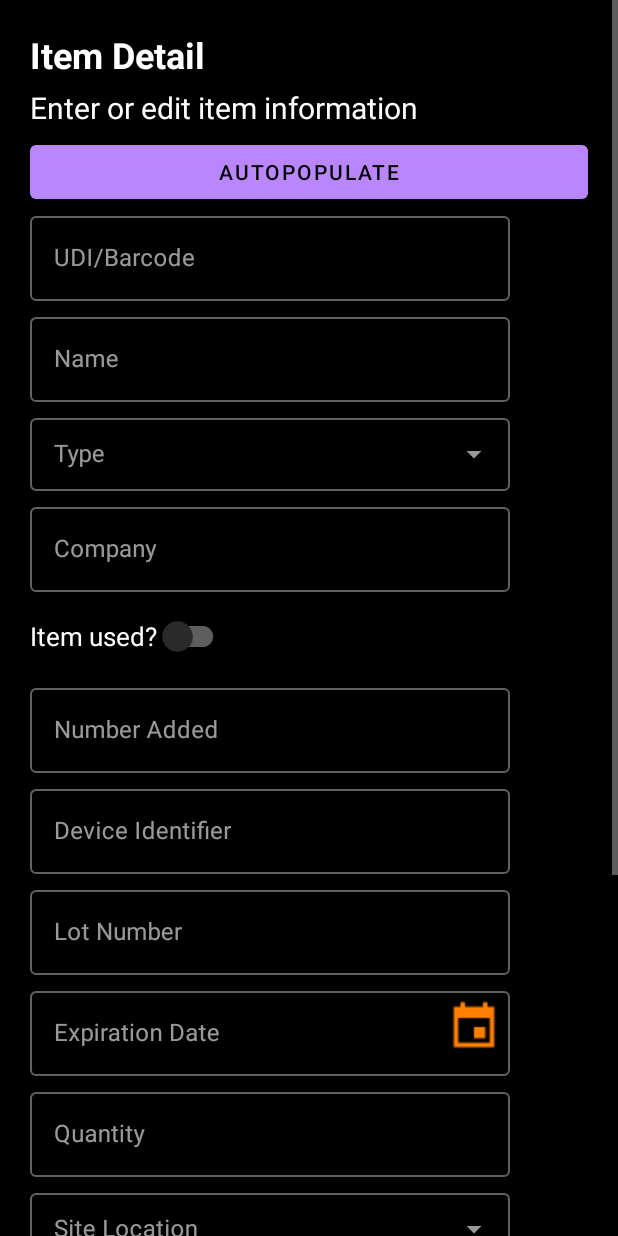
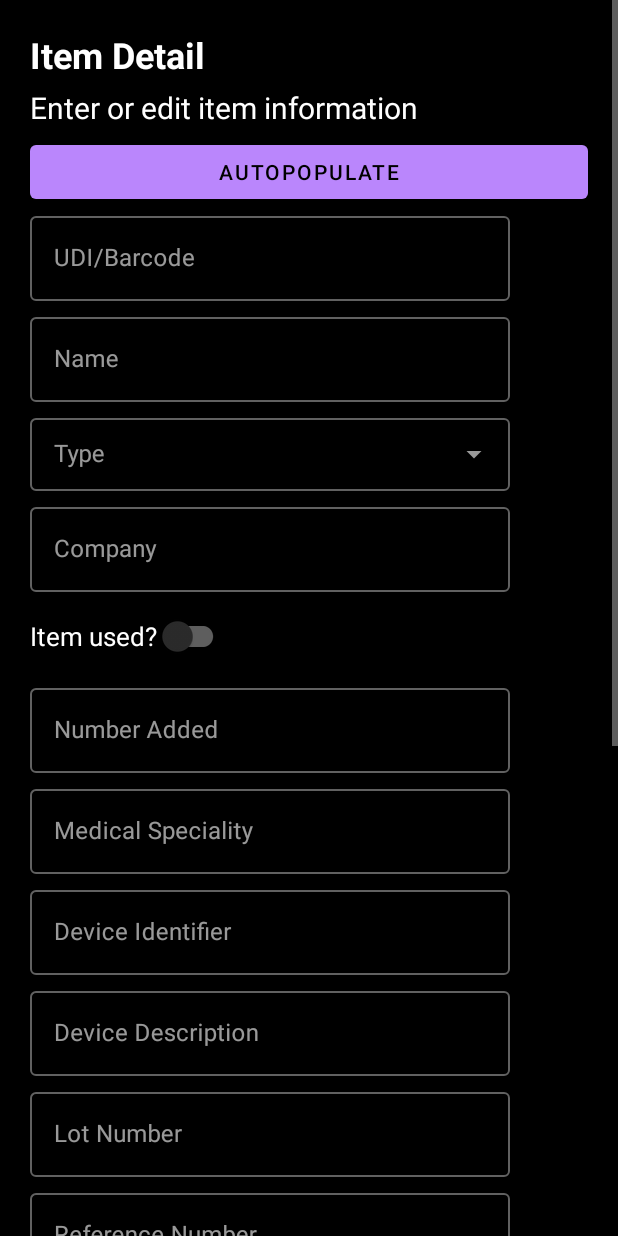
Before and after one commit to Levigo-Apps/levigo, an Android app: the screen it shows after launch once a user with an empty profile is signed in (MainActivity), after a tap on "Add entry manually", on a phone screen of 412 x 824 dp. Run offline under Robolectric (Android 15) with nearby library versions, the phone set to English and light mode, and no system bars; our stand-ins replace Firebase (no records; nobody signed in at launch, a user with empty details on screens opened directly), Volley; libraries missing offline, so code that uses them is left out: com.firebase.ui, com.google.zxing.integration, com.journeyapps.barcodescanner; network calls fail; 1 statement that could not run was skipped.

Commit message:
Added Device Description, Reference Number, and Medical Special fields to item detail view
Added corresponding variables and string to InventoryTemplate.java and ItemDetailFragment.java.

```diff
--- a/app/src/main/java/com/levigo/levigoapp/ItemDetailFragment.java
+++ b/app/src/main/java/com/levigo/levigoapp/ItemDetailFragment.java
@@ -84,9 +84,11 @@ public class ItemDetailFragment extends Fragment {
     private TextInputEditText procedureDate;
     private TextInputEditText patient_id;
     private TextInputEditText deviceIdentifier;
+    private TextInputEditText deviceDescription;
     private TextInputEditText expiration;
     private TextInputEditText quantity;
     private TextInputEditText lotNumber;
+    private TextInputEditText referenceNumber;
     private TextInputEditText amountUsed;
     private AutoCompleteTextView hospitalName;
     private AutoCompleteTextView physicalLocation;
@@ -94,6 +96,7 @@ public class ItemDetailFragment extends Fragment {
     private TextInputEditText numberUsed;
     private TextInputEditText currentDateTime;
     private TextInputEditText numberAdded;
+    private TextInputEditText medicalSpeciality;
     private TextInputLayout expiration_textLayout;
     private TextInputLayout timeLayout;
 
@@ -138,8 +141,11 @@ public class ItemDetailFragment extends Fragment {
         physicalLocation = (AutoCompleteTextView) rootView.findViewById(R.id.detail_physical_location);
         notes = (TextInputEditText) rootView.findViewById(R.id.detail_notes);
         lotNumber = (TextInputEditText) rootView.findViewById(R.id.detail_lot_number);
+        referenceNumber = (TextInputEditText) rootView.findViewById(R.id.detail_reference_number);
         numberAdded = (TextInputEditText) rootView.findViewById(R.id.detail_number_added);
+        medicalSpeciality = (TextInputEditText) rootView.findViewById(R.id.detail_medical_speciality);
         deviceIdentifier = (TextInputEditText) rootView.findViewById(R.id.detail_di);
+        deviceDescription = (TextInputEditText) rootView.findViewById(R.id.detail_description);
         currentDateTime = (TextInputEditText) rootView.findViewById(R.id.detail_date_time);
         expiration_textLayout = (TextInputLayout) rootView.findViewById(R.id.expiration_date_string2);
         timeLayout = (TextInputLayout) rootView.findViewById(R.id.time_layout);
@@ -523,8 +529,11 @@ public class ItemDetailFragment extends Fragment {
         String patient_id_str = patient_id.getText().toString();
 
         String number_added_str = numberAdded.getText().toString();
+        String medical_speciality_str = medicalSpeciality.getText().toString();
         String di_str = deviceIdentifier.getText().toString();
+        String description_str = deviceDescription.getText().toString();
         String lotNumber_str = lotNumber.getText().toString();
+        String referenceNumber_str = referenceNumber.getText().toString();
         String expiration_str = expiration.getText().toString();
 
         int quantity_int;
@@ -554,7 +563,7 @@ public class ItemDetailFragment extends Fragment {
         // udi identifiers
         udiDocument = new InventoryTemplate(barcode_str, name_str, type_str,
                 company_str, isUsed,radioButtonVal,procedure_used_str, procedure_date_str, amount_used_str,patient_id_str,
-                number_added_str,di_str,lotNumber_str, expiration_str,
+                number_added_str, medical_speciality_str, di_str, description_str, lotNumber_str, referenceNumber_str, expiration_str,
                 quantity_str, site_name_str, physical_location_str,currentDateTime_str, notes_str);
 
         DocumentReference udiRef = db.collection("Networks").document("Network1")
--- a/app/src/main/res/layout/fragment_itemdetail.xml
+++ b/app/src/main/res/layout/fragment_itemdetail.xml
@@ -99,15 +99,14 @@
         </com.google.android.material.textfield.TextInputLayout>
 
 
-
         <com.google.android.material.switchmaterial.SwitchMaterial
+            android:id="@+id/detail_used_switch"
             android:layout_width="wrap_content"
             android:layout_height="match_parent"
+            android:layout_marginTop="5dp"
             android:checked="true"
             android:text="@string/item_used_label"
-            android:textSize="17sp"
-            android:layout_marginTop="5dp"
-            android:id="@+id/detail_used_switch"/>
+            android:textSize="17sp" />
 
         <LinearLayout
             android:id="@+id/layout_itemused"
@@ -223,6 +222,18 @@
                 android:hint="@string/number_added_label"/>
         </com.google.android.material.textfield.TextInputLayout>
 
+        <com.google.android.material.textfield.TextInputLayout
+            android:layout_width="match_parent"
+            android:layout_height="wrap_content"
+            android:layout_marginTop="5dp"
+            style="@style/Widget.MaterialComponents.TextInputLayout.OutlinedBox">
+            <com.google.android.material.textfield.TextInputEditText
+                android:layout_width="320dp"
+                android:layout_height="wrap_content"
+                android:id="@+id/detail_medical_speciality"
+                android:text=""
+                android:hint="Medical Speciality"/>
+        </com.google.android.material.textfield.TextInputLayout>
 
         <com.google.android.material.textfield.TextInputLayout
             android:layout_width="match_parent"
@@ -245,9 +256,35 @@
             <com.google.android.material.textfield.TextInputEditText
                 android:layout_width="320dp"
                 android:layout_height="wrap_content"
+                android:id="@+id/detail_description"
+                android:text=""
+                android:hint="Device Description" />
+        </com.google.android.material.textfield.TextInputLayout>
+
+        <com.google.android.material.textfield.TextInputLayout
+            android:layout_width="match_parent"
+            android:layout_height="wrap_content"
+            android:layout_marginTop="5dp"
+            style="@style/Widget.MaterialComponents.TextInputLayout.OutlinedBox">
+            <com.google.android.material.textfield.TextInputEditText
+                android:layout_width="320dp"
+                android:layout_height="wrap_content"
                 android:id="@+id/detail_lot_number"
                 android:text=""
                 android:hint="@string/lot_number_label" />
+        </com.google.android.material.textfield.TextInputLayout>
+
+        <com.google.android.material.textfield.TextInputLayout
+            android:layout_width="match_parent"
+            android:layout_height="wrap_content"
+            android:layout_marginTop="5dp"
+            style="@style/Widget.MaterialComponents.TextInputLayout.OutlinedBox">
+            <com.google.android.material.textfield.TextInputEditText
+                android:layout_width="320dp"
+                android:layout_height="wrap_content"
+                android:id="@+id/detail_reference_number"
+                android:text=""
+                android:hint="Reference Number" />
         </com.google.android.material.textfield.TextInputLayout>
 
         <com.google.android.material.textfield.TextInputLayout
```
Also changed, not shown: app/src/main/java/com/levigo/levigoapp/InventoryTemplate.java (+17 -2 lines).
